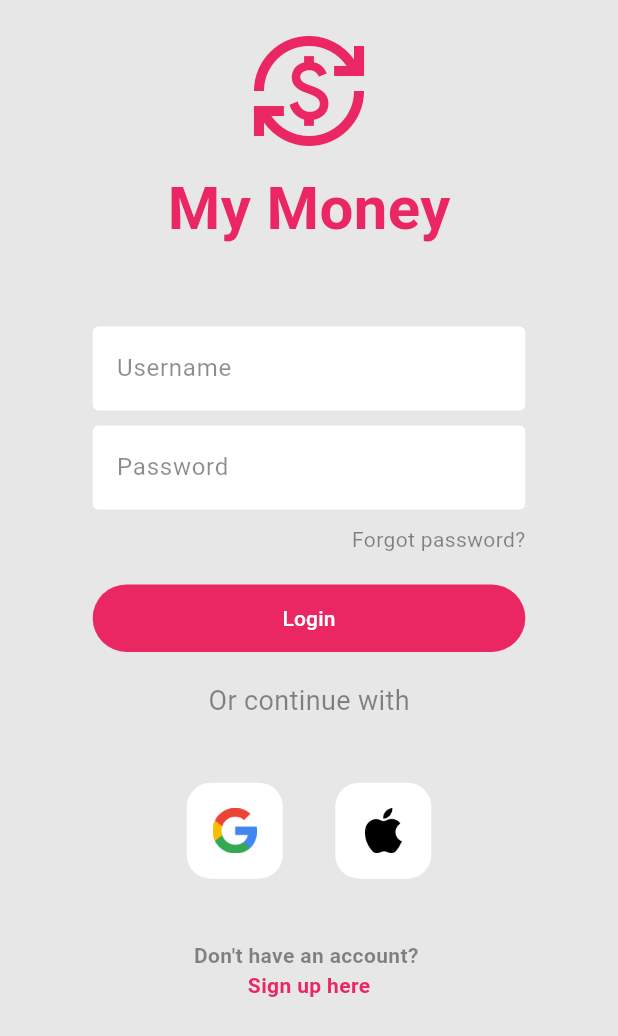
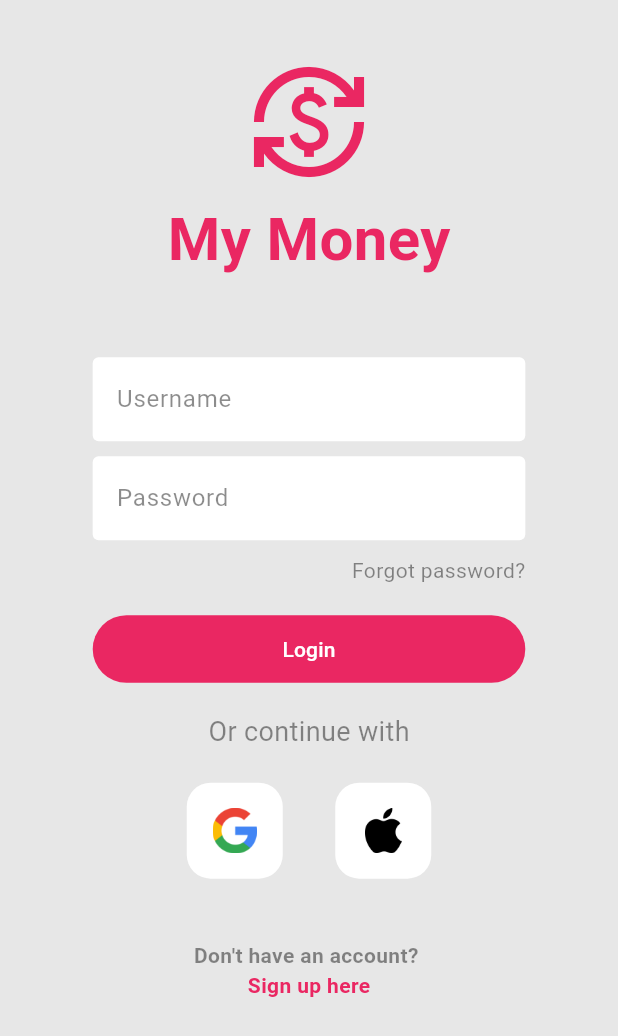
Before and after one commit to RadiHaz/my_money, a Flutter app: the screen it shows after launch, on a phone screen of 412 x 824 dp. Shown: the top 1036 px of the screen. Run offline on Flutter 3.47's test engine with Material 2 defaults, Android fonts, the phone set to English and light mode, and no system bars.

Commit message:
chore: small tweak

```diff
--- a/lib/src/modules/login/page/login_page.dart
+++ b/lib/src/modules/login/page/login_page.dart
@@ -104,7 +104,7 @@ class _LoginPageState extends State<LoginPage> {
                 child: Center(
                   child: Padding(
                     padding: EdgeInsets.only(
-                      top: screenHeight * 0.025,
+                      top: screenHeight * 0.05,
                     ),
                     child: SizedBox(
                       width: resolvedWidth,
@@ -161,7 +161,7 @@ class _LoginPageState extends State<LoginPage> {
                                   fontSize: 18, color: AppColors.secondaryText),
                             ),
                             SizedBox(
-                              height: screenHeight * 0.05,
+                              height: screenHeight * 0.025,
                             ),
                             _defineLayout(),
                             SizedBox(
@@ -170,7 +170,7 @@ class _LoginPageState extends State<LoginPage> {
                             GestureDetector(
                                 onTap: () {}, child: const RegisterLink()),
                             SizedBox(
-                              height: screenHeight * 0.01,
+                              height: screenHeight * 0.05,
                             )
                             //row (Google, Apple)
                           ]),
```
